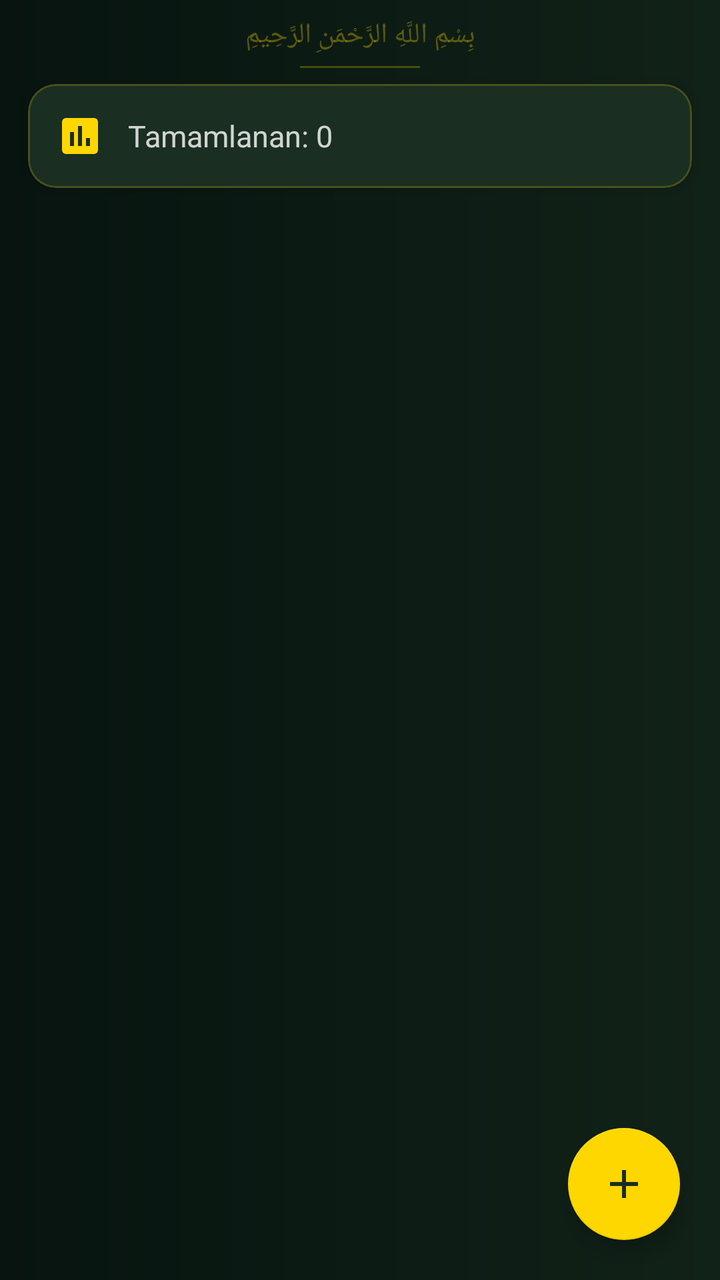
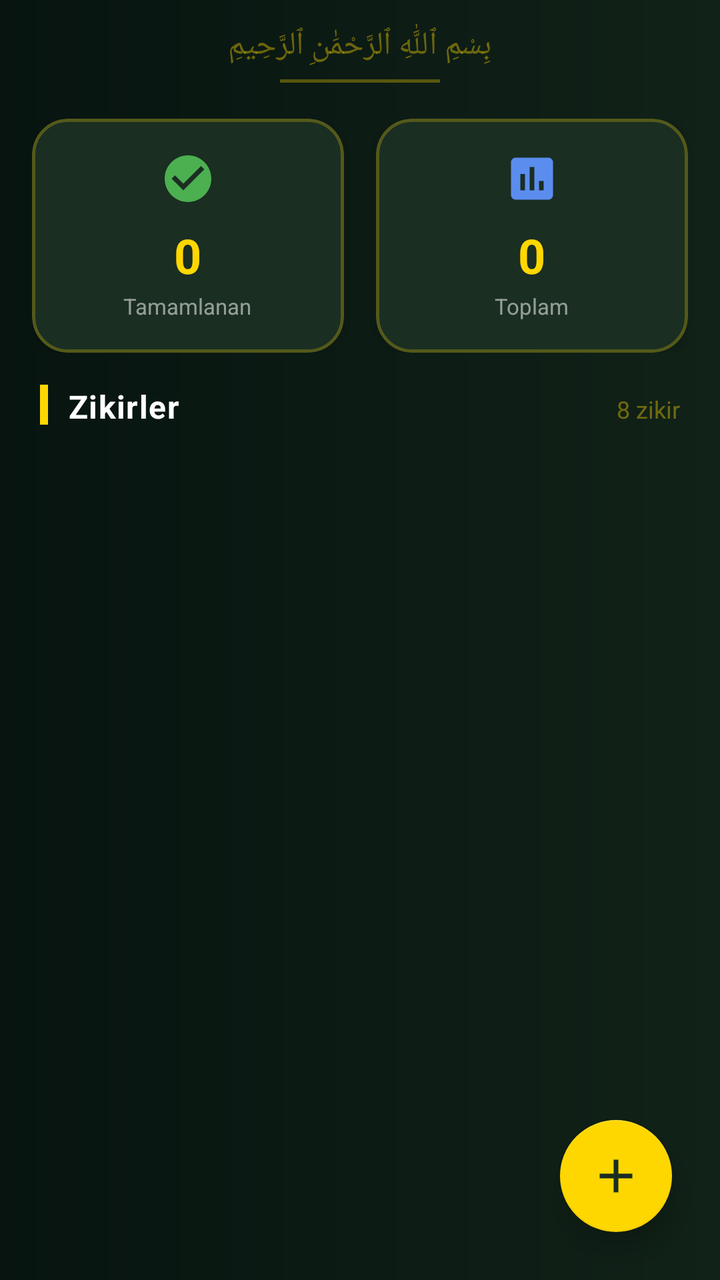

The first picture is an Android layout as it rendered before a commit; the second is the same layout after the commit. The layout source and the unified diff follow.
<!-- AndroidManifest.xml: application theme Theme.IbadetApp -->
<!-- res/layout/fragment_zikir_list.xml -->
<?xml version="1.0" encoding="utf-8"?>
<androidx.coordinatorlayout.widget.CoordinatorLayout
    xmlns:android="http://schemas.android.com/apk/res/android"
    xmlns:app="http://schemas.android.com/apk/res-auto"
    android:layout_width="match_parent"
    android:layout_height="match_parent"
    android:background="@drawable/bg_tesbih_gradient">

    <LinearLayout
        android:layout_width="match_parent"
        android:layout_height="match_parent"
        android:orientation="vertical">

        
        <TextView
            android:layout_width="match_parent"
            android:layout_height="wrap_content"
            android:text="بِسْمِ اللَّهِ الرَّحْمَنِ الرَّحِيمِ"
            android:textSize="14sp"
            android:textColor="#55FFD700"
            android:gravity="center"
            android:paddingTop="8dp"
            android:paddingBottom="6dp"
            android:fontFamily="@font/arabic_font"
            android:textDirection="rtl" />

        
        <View
            android:layout_width="60dp"
            android:layout_height="1dp"
            android:background="#40FFD700"
            android:layout_gravity="center_horizontal"
            android:layout_marginBottom="8dp" />

        
        <com.google.android.material.card.MaterialCardView
            android:layout_width="match_parent"
            android:layout_height="wrap_content"
            android:layout_marginHorizontal="14dp"
            android:layout_marginBottom="8dp"
            app:cardCornerRadius="14dp"
            app:cardElevation="4dp"
            app:cardBackgroundColor="#1A2E22"
            app:strokeColor="#33FFD700"
            app:strokeWidth="1dp">

            <LinearLayout
                android:layout_width="match_parent"
                android:layout_height="wrap_content"
                android:orientation="horizontal"
                android:padding="14dp"
                android:gravity="center_vertical">

                <ImageView
                    android:layout_width="24dp"
                    android:layout_height="24dp"
                    android:src="@drawable/ic_stats"
                    app:tint="#FFD700"
                    android:layout_marginEnd="12dp" />

                <TextView
                    android:id="@+id/tv_completed_count"
                    android:layout_width="match_parent"
                    android:layout_height="wrap_content"
                    android:textColor="#CCFFFFFF"
                    android:textSize="15sp"
                    android:text="Tamamlanan: 0" />

            </LinearLayout>
        </com.google.android.material.card.MaterialCardView>

        <androidx.recyclerview.widget.RecyclerView
            android:id="@+id/rv_zikirler"
            android:layout_width="match_parent"
            android:layout_height="0dp"
            android:layout_weight="1"
            android:clipToPadding="false"
            android:paddingBottom="88dp"
            android:paddingHorizontal="4dp" />

    </LinearLayout>

    <com.google.android.material.floatingactionbutton.FloatingActionButton
        android:id="@+id/fab_add_zikir"
        android:layout_width="wrap_content"
        android:layout_height="wrap_content"
        android:layout_gravity="bottom|end"
        android:layout_margin="20dp"
        android:src="@drawable/ic_add"
        app:backgroundTint="#FFD700"
        app:tint="#1A2E22"
        android:contentDescription="Zikir ekle"
        android:elevation="8dp" />

</androidx.coordinatorlayout.widget.CoordinatorLayout>
<!-- resources referenced by this layout -->
<resources>
  <!-- drawable bg_tesbih_gradient (drawable) -->
  <?xml version="1.0" encoding="utf-8"?>
  <shape xmlns:android="http://schemas.android.com/apk/res/android">
      <gradient
          android:type="linear"
          android:angle="180"
          android:startColor="#112218"
          android:endColor="#071410" />
  </shape>
  <!-- drawable ic_add (drawable) -->
  <?xml version="1.0" encoding="utf-8"?>
  <vector xmlns:android="http://schemas.android.com/apk/res/android"
      android:width="24dp"
      android:height="24dp"
      android:viewportWidth="24"
      android:viewportHeight="24">
      <path
          android:fillColor="@android:color/white"
          android:pathData="M19,13h-6v6h-2v-6H5v-2h6V5h2v6h6v2z"/>
  </vector>
  <!-- drawable ic_stats (drawable) -->
  <?xml version="1.0" encoding="utf-8"?>
  <vector xmlns:android="http://schemas.android.com/apk/res/android"
      android:width="24dp"
      android:height="24dp"
      android:viewportWidth="24"
      android:viewportHeight="24">
      <path
          android:fillColor="@android:color/black"
          android:pathData="M19,3H5c-1.1,0 -2,0.9 -2,2v14c0,1.1 0.9,2 2,2h14c1.1,0 2,-0.9 2,-2V5c0,-1.1 -0.9,-2 -2,-2zM9,17H7v-7h2v7zM13,17h-2V7h2v10zM17,17h-2v-4h2v4z"/>
  </vector>
  <style name="Theme.IbadetApp" parent="Theme.MaterialComponents.DayNight.DarkActionBar">
          <item name="colorPrimary">@color/green_primary</item>
          <item name="colorPrimaryDark">@color/green_dark</item>
          <item name="colorAccent">@color/green_light</item>
          <item name="colorPrimaryVariant">@color/green_dark</item>
          <item name="colorOnPrimary">@color/white</item>
          <item name="colorSecondary">@color/green_light</item>
          <item name="colorOnSecondary">@color/white</item>
          <item name="android:statusBarColor">@color/premium_bg_dark</item>
          <item name="android:navigationBarColor">@color/premium_bg_mid</item>
          <item name="windowActionBar">false</item>
          <item name="windowNoTitle">true</item>
      </style>
  <color name="green_primary">#2E7D32</color>
  <color name="green_dark">#1B5E20</color>
  <color name="green_light">#4CAF50</color>
  <color name="white">#FFFFFF</color>
  <color name="premium_bg_dark">#071410</color>
  <color name="premium_bg_mid">#112218</color>
</resources>

<!-- the commit's change to res/layout/fragment_zikir_list.xml (unified diff, before → after) -->
@@ -6,90 +6,205 @@
     android:layout_height="match_parent"
     android:background="@drawable/bg_tesbih_gradient">
 
-    <LinearLayout
+    <androidx.core.widget.NestedScrollView
         android:layout_width="match_parent"
         android:layout_height="match_parent"
-        android:orientation="vertical">
-
-        
-        <TextView
+        android:fillViewport="true">
+
+        <LinearLayout
             android:layout_width="match_parent"
             android:layout_height="wrap_content"
-            android:text="بِسْمِ اللَّهِ الرَّحْمَنِ الرَّحِيمِ"
-            android:textSize="14sp"
-            android:textColor="#55FFD700"
-            android:gravity="center"
-            android:paddingTop="8dp"
-            android:paddingBottom="6dp"
-            android:fontFamily="@font/arabic_font"
-            android:textDirection="rtl" />
-
-        
-        <View
-            android:layout_width="60dp"
-            android:layout_height="1dp"
-            android:background="#40FFD700"
-            android:layout_gravity="center_horizontal"
-            android:layout_marginBottom="8dp" />
-
-        
-        <com.google.android.material.card.MaterialCardView
-            android:layout_width="match_parent"
-            android:layout_height="wrap_content"
-            android:layout_marginHorizontal="14dp"
-            android:layout_marginBottom="8dp"
-            app:cardCornerRadius="14dp"
-            app:cardElevation="4dp"
-            app:cardBackgroundColor="#1A2E22"
-            app:strokeColor="#33FFD700"
-            app:strokeWidth="1dp">
-
+            android:orientation="vertical">
+
+            
             <LinearLayout
                 android:layout_width="match_parent"
                 android:layout_height="wrap_content"
+                android:orientation="vertical"
+                android:paddingTop="12dp"
+                android:paddingBottom="8dp"
+                android:gravity="center">
+
+                <TextView
+                    android:layout_width="wrap_content"
+                    android:layout_height="wrap_content"
+                    android:text="بِسْمِ ٱللَّٰهِ ٱلرَّحْمَٰنِ ٱلرَّحِيمِ"
+                    android:textSize="16sp"
+                    android:textColor="#66FFD700"
+                    android:fontFamily="@font/arabic_font"
+                    android:textDirection="rtl" />
+
+                <View
+                    android:layout_width="80dp"
+                    android:layout_height="1.5dp"
+                    android:background="#50FFD700"
+                    android:layout_marginTop="6dp"
+                    android:layout_marginBottom="10dp" />
+
+            </LinearLayout>
+
+            
+            <LinearLayout
+                android:layout_width="match_parent"
+                android:layout_height="wrap_content"
                 android:orientation="horizontal"
-                android:padding="14dp"
-                android:gravity="center_vertical">
-
-                <ImageView
-                    android:layout_width="24dp"
-                    android:layout_height="24dp"
-                    android:src="@drawable/ic_stats"
-                    app:tint="#FFD700"
-                    android:layout_marginEnd="12dp" />
+                android:paddingHorizontal="16dp"
+                android:layout_marginBottom="16dp">
+
+                
+                <com.google.android.material.card.MaterialCardView
+                    android:layout_width="0dp"
+                    android:layout_height="wrap_content"
+                    android:layout_weight="1"
+                    android:layout_marginEnd="8dp"
+                    app:cardCornerRadius="18dp"
+                    app:cardElevation="4dp"
+                    app:cardBackgroundColor="#1A2E22"
+                    app:strokeColor="#40FFD700"
+                    app:strokeWidth="1.5dp">
+
+                    <LinearLayout
+                        android:layout_width="match_parent"
+                        android:layout_height="wrap_content"
+                        android:orientation="vertical"
+                        android:padding="16dp"
+                        android:gravity="center">
+
+                        <ImageView
+                            android:layout_width="28dp"
+                            android:layout_height="28dp"
+                            android:src="@drawable/ic_check_circle"
+                            app:tint="#4CAF50"
+                            android:layout_marginBottom="8dp" />
+
+                        <TextView
+                            android:id="@+id/tv_completed_count"
+                            android:layout_width="wrap_content"
+                            android:layout_height="wrap_content"
+                            android:text="0"
+                            android:textSize="24sp"
+                            android:textStyle="bold"
+                            android:textColor="#FFD700" />
+
+                        <TextView
+                            android:layout_width="wrap_content"
+                            android:layout_height="wrap_content"
+                            android:text="Tamamlanan"
+                            android:textSize="11sp"
+                            android:textColor="#88FFFFFF"
+                            android:layout_marginTop="2dp" />
+
+                    </LinearLayout>
+
+                </com.google.android.material.card.MaterialCardView>
+
+                
+                <com.google.android.material.card.MaterialCardView
+                    android:layout_width="0dp"
+                    android:layout_height="wrap_content"
+                    android:layout_weight="1"
+                    android:layout_marginStart="8dp"
+                    app:cardCornerRadius="18dp"
+                    app:cardElevation="4dp"
+                    app:cardBackgroundColor="#1A2E22"
+                    app:strokeColor="#40FFD700"
+                    app:strokeWidth="1.5dp">
+
+                    <LinearLayout
+                        android:layout_width="match_parent"
+                        android:layout_height="wrap_content"
+                        android:orientation="vertical"
+                        android:padding="16dp"
+                        android:gravity="center">
+
+                        <ImageView
+                            android:layout_width="28dp"
+                            android:layout_height="28dp"
+                            android:src="@drawable/ic_stats"
+                            app:tint="#5B8DEF"
+                            android:layout_marginBottom="8dp" />
+
+                        <TextView
+                            android:id="@+id/tv_total_count"
+                            android:layout_width="wrap_content"
+                            android:layout_height="wrap_content"
+                            android:text="0"
+                            android:textSize="24sp"
+                            android:textStyle="bold"
+                            android:textColor="#FFD700" />
+
+                        <TextView
+                            android:layout_width="wrap_content"
+                            android:layout_height="wrap_content"
+                            android:text="Toplam"
+                            android:textSize="11sp"
+                            android:textColor="#88FFFFFF"
+                            android:layout_marginTop="2dp" />
+
+                    </LinearLayout>
+
+                </com.google.android.material.card.MaterialCardView>
+
+            </LinearLayout>
+
+            
+            <LinearLayout
+                android:layout_width="match_parent"
+                android:layout_height="wrap_content"
+                android:orientation="horizontal"
+                android:paddingHorizontal="20dp"
+                android:paddingBottom="8dp">
+
+                <View
+                    android:layout_width="4dp"
+                    android:layout_height="20dp"
+                    android:background="#FFD700"
+                    android:layout_marginEnd="10dp" />
 
                 <TextView
-                    android:id="@+id/tv_completed_count"
-                    android:layout_width="match_parent"
-                    android:layout_height="wrap_content"
-                    android:textColor="#CCFFFFFF"
-                    android:textSize="15sp"
-                    android:text="Tamamlanan: 0" />
+                    android:layout_width="0dp"
+                    android:layout_height="wrap_content"
+                    android:layout_weight="1"
+                    android:text="Zikirler"
+                    android:textSize="16sp"
+                    android:textStyle="bold"
+                    android:textColor="#FFFFFF"
+                    android:letterSpacing="0.03" />
+
+                <TextView
+                    android:id="@+id/tv_zikir_count"
+                    android:layout_width="wrap_content"
+                    android:layout_height="wrap_content"
+                    android:text="8 zikir"
+                    android:textSize="12sp"
+                    android:textColor="#66FFD700" />
 
             </LinearLayout>
-        </com.google.android.material.card.MaterialCardView>
-
-        <androidx.recyclerview.widget.RecyclerView
-            android:id="@+id/rv_zikirler"
-            android:layout_width="match_parent"
-            android:layout_height="0dp"
-            android:layout_weight="1"
-            android:clipToPadding="false"
-            android:paddingBottom="88dp"
-            android:paddingHorizontal="4dp" />
-
-    </LinearLayout>
-
+
+            
+            <androidx.recyclerview.widget.RecyclerView
+                android:id="@+id/rv_zikirler"
+                android:layout_width="match_parent"
+                android:layout_height="wrap_content"
+                android:clipToPadding="false"
+                android:paddingBottom="100dp" />
+
+        </LinearLayout>
+
+    </androidx.core.widget.NestedScrollView>
+
+    
     <com.google.android.material.floatingactionbutton.FloatingActionButton
         android:id="@+id/fab_add_zikir"
         android:layout_width="wrap_content"
         android:layout_height="wrap_content"
         android:layout_gravity="bottom|end"
-        android:layout_margin="20dp"
+        android:layout_margin="24dp"
         android:src="@drawable/ic_add"
         app:backgroundTint="#FFD700"
         app:tint="#1A2E22"
-        android:contentDescription="Zikir ekle"
-        android:elevation="8dp" />
+        app:elevation="8dp"
+        app:maxImageSize="28dp"
+        android:contentDescription="Zikir ekle" />
 
 </androidx.coordinatorlayout.widget.CoordinatorLayout>
<!-- resource entries referenced after the edit -->
@@ -19,6 +19,17 @@
       <path
           android:fillColor="@android:color/white"
           android:pathData="M19,13h-6v6h-2v-6H5v-2h6V5h2v6h6v2z"/>
+  </vector>
+  <!-- drawable ic_check_circle (drawable) -->
+  <?xml version="1.0" encoding="utf-8"?>
+  <vector xmlns:android="http://schemas.android.com/apk/res/android"
+      android:width="24dp"
+      android:height="24dp"
+      android:viewportWidth="24"
+      android:viewportHeight="24">
+      <path
+          android:fillColor="#2E7D32"
+          android:pathData="M12,2C6.48,2 2,6.48 2,12s4.48,10 10,10 10,-4.48 10,-10S17.52,2 12,2zM10,17l-5,-5 1.41,-1.41L10,14.17l7.59,-7.59L19,8l-9,9z"/>
   </vector>
   <!-- drawable ic_stats (drawable) -->
   <?xml version="1.0" encoding="utf-8"?>
